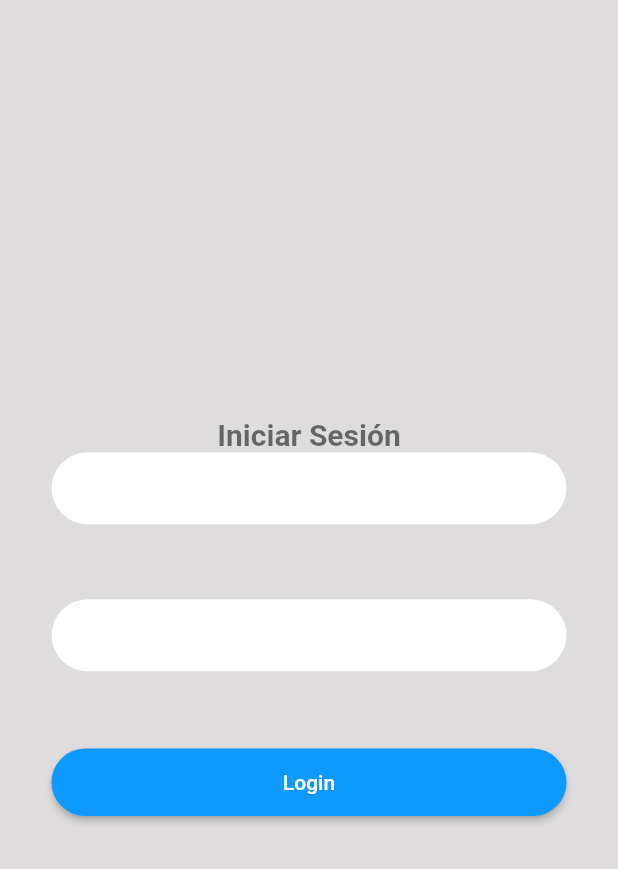
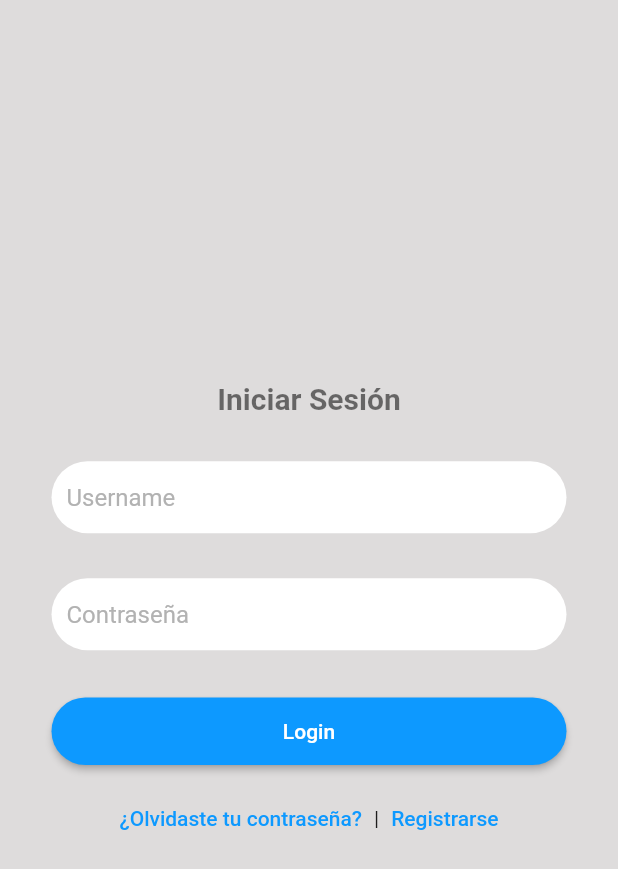
Before and after one commit to HugoLevick/qr_app_client, a Flutter app: the screen it shows after launch, on a phone screen of 412 x 824 dp. Shown: the top 869 px of the screen. Run offline on Flutter 3.47's test engine with Material 2 defaults, Android fonts, the light colour scheme and no system bars.

Commit message:
Hints y botones login

```diff
--- a/lib/pages/login.dart
+++ b/lib/pages/login.dart
@@ -45,7 +45,7 @@ class _LoginFormState extends State<LoginForm> {
           "Iniciar Sesión",
           style: Theme.of(context).textTheme.titleLarge,
         ),
-
+        const SizedBox(height: 30),
         // Usuario
         Row(
           children: [
@@ -55,7 +55,11 @@ class _LoginFormState extends State<LoginForm> {
               child: TextField(
                 controller: usernameController,
                 decoration:
-                    const InputDecoration(contentPadding: EdgeInsets.all(10)),
+                  const InputDecoration(
+                    hintText: 'Username',
+                    hintStyle: TextStyle(color: Color.fromARGB(255, 178, 178, 178)),
+                    contentPadding: EdgeInsets.all(10)
+                  ),
               ),
             ),
             const Expanded(flex: 1, child: SizedBox()),
@@ -63,7 +67,7 @@ class _LoginFormState extends State<LoginForm> {
         ),
 
         // Espacio
-        const SizedBox(height: 50),
+        const SizedBox(height: 30),
 
         // Contraseña
         Row(
@@ -75,7 +79,11 @@ class _LoginFormState extends State<LoginForm> {
                 obscureText: true,
                 controller: passwordController,
                 decoration:
-                    const InputDecoration(contentPadding: EdgeInsets.all(10)),
+                  const InputDecoration(
+                    hintText: 'Contraseña',
+                    hintStyle: TextStyle(color: Color.fromARGB(255, 178, 178, 178)),
+                    contentPadding: EdgeInsets.all(10)
+                  ),
               ),
             ),
             const Expanded(flex: 1, child: SizedBox()),
@@ -83,7 +91,7 @@ class _LoginFormState extends State<LoginForm> {
         ),
 
         // Espacio
-        const SizedBox(height: 50),
+        const SizedBox(height: 30),
 
         // Boton iniciar login
         Row(
@@ -98,6 +106,22 @@ class _LoginFormState extends State<LoginForm> {
             const Expanded(flex: 1, child: SizedBox()),
           ],
         ),
+        // Boton de contraseña olvidada y registro
+        const SizedBox(height: 10),
+        Row(
+          mainAxisAlignment: MainAxisAlignment.center,
+            children: [
+              TextButton(
+                onPressed: () { },
+                child: Text('¿Olvidaste tu contraseña?'),
+              ),
+              Text('|'),
+              TextButton(
+                onPressed: () { },
+                child: Text('Registrarse'),
+              ),
+            ],
+          ),
       ],
     );
   }
```
